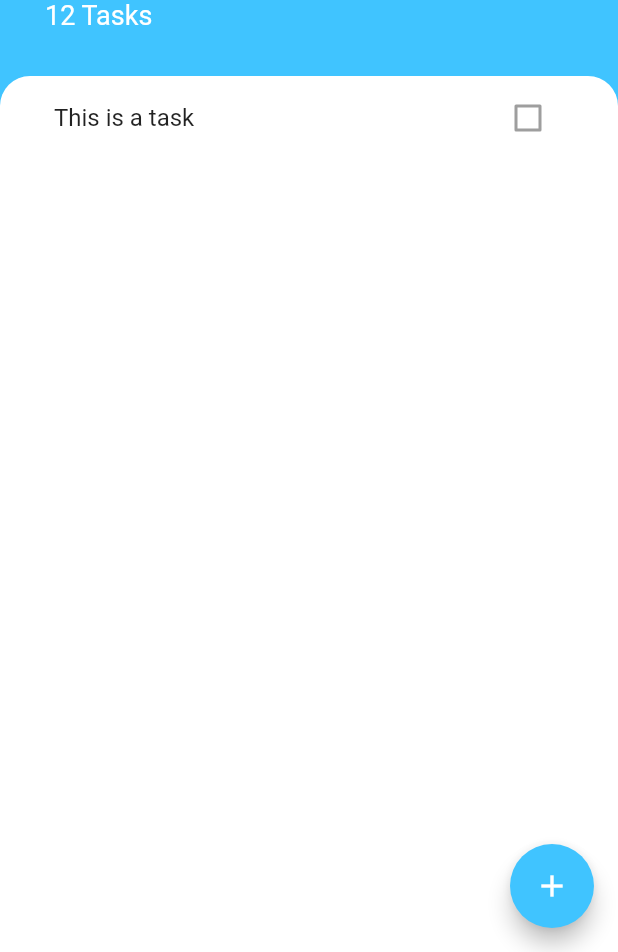
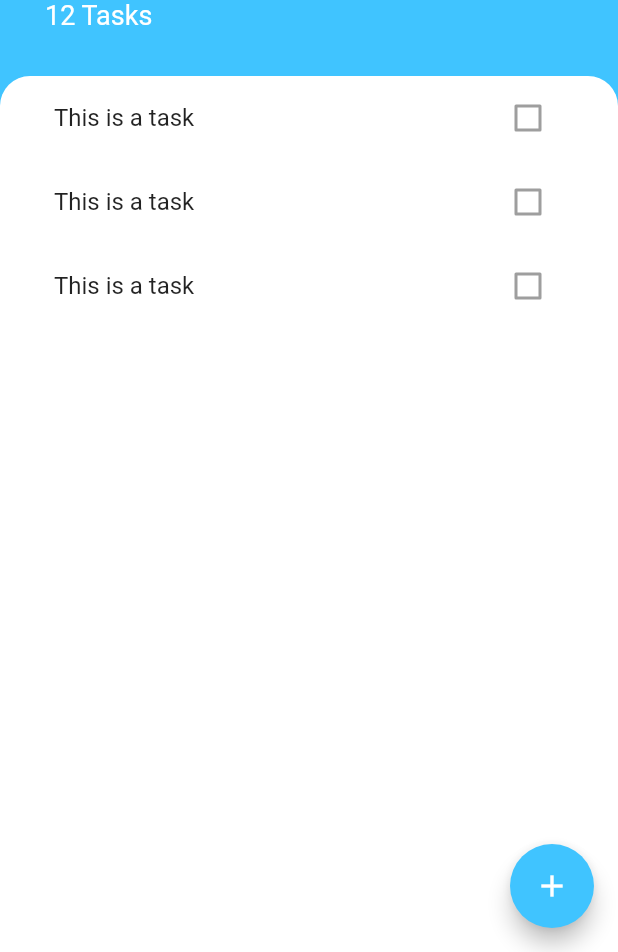
Before and after one commit to Buenaventura-Celine/Todoey, a Flutter app: the screen it shows after launch, on a phone screen of 412 x 824 dp, the part 284-1236 px from its top. Run offline on Flutter 3.47's test engine with Material 2 defaults, Android fonts, the phone set to English and light mode, and no system bars.

Commit message:
The ListView Challenge

```diff
--- a/lib/screens/tasks_screen.dart
+++ b/lib/screens/tasks_screen.dart
@@ -1,4 +1,5 @@
 import 'package:flutter/material.dart';
+import 'package:todoey_flutter/widgets/tasks_list.dart';
 // ignore_for_file: prefer_const_constructors
 
 class TasksScreen extends StatelessWidget {
@@ -11,7 +12,9 @@ class TasksScreen extends StatelessWidget {
       floatingActionButton: FloatingActionButton(
         backgroundColor: Colors.lightBlueAccent,
         child: Icon(Icons.add),
-        onPressed: null,
+        onPressed: () {
+          //add task
+        },
       ),
       body: Column(
         crossAxisAlignment: CrossAxisAlignment.start,
@@ -63,17 +66,7 @@ class TasksScreen extends StatelessWidget {
                   topRight: Radius.circular(20.0),
                 ),
               ),
-              child: ListView(
-                children: const <Widget>[
-                  ListTile(
-                    title: Text('This is a task'),
-                    trailing: Checkbox(
-                      onChanged: null,
-                      value: false,
-                    ),
-                  ),
-                ],
-              ),
+              child: TasksList(),
             ),
           ),
         ],
--- /dev/null
+++ b/lib/widgets/task_tile.dart
@@ -0,0 +1,14 @@
+import 'package:flutter/material.dart';
+
+class TaskTile extends StatelessWidget {
+  @override
+  Widget build(BuildContext context) {
+    return ListTile(
+      title: Text('This is a task'),
+      trailing: Checkbox(
+        onChanged: null,
+        value: false,
+      ),
+    );
+  }
+}
--- /dev/null
+++ b/lib/widgets/tasks_list.dart
@@ -0,0 +1,15 @@
+import 'package:flutter/material.dart';
+import 'package:todoey_flutter/widgets/task_tile.dart';
+
+class TasksList extends StatelessWidget {
+  @override
+  Widget build(BuildContext context) {
+    return ListView(
+      children: <Widget>[
+        TaskTile(),
+        TaskTile(),
+        TaskTile(),
+      ],
+    );
+  }
+}
```
